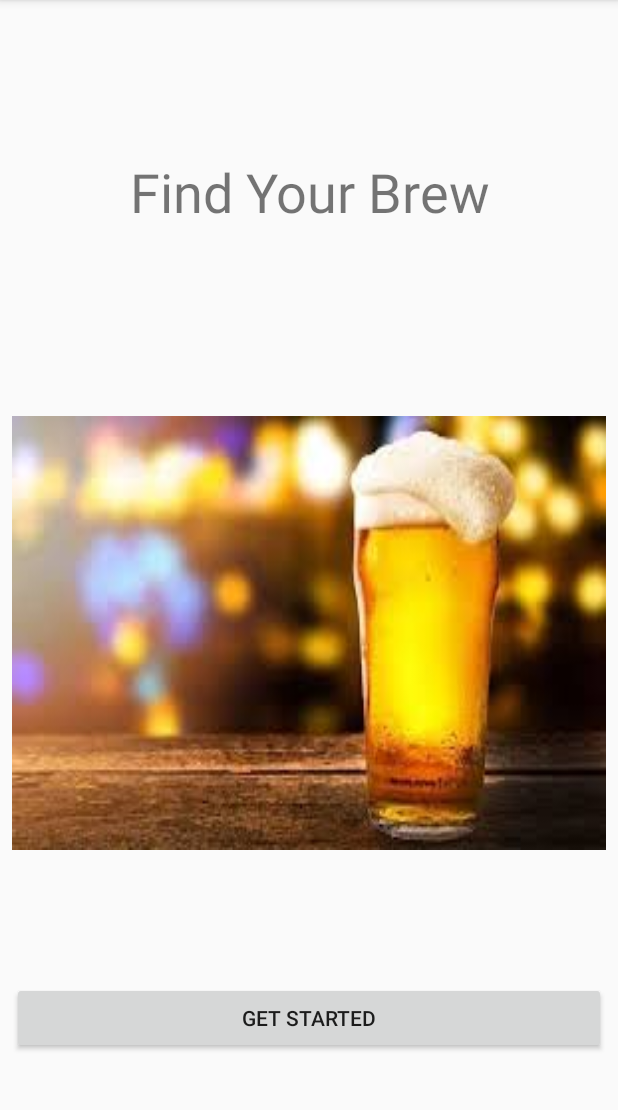
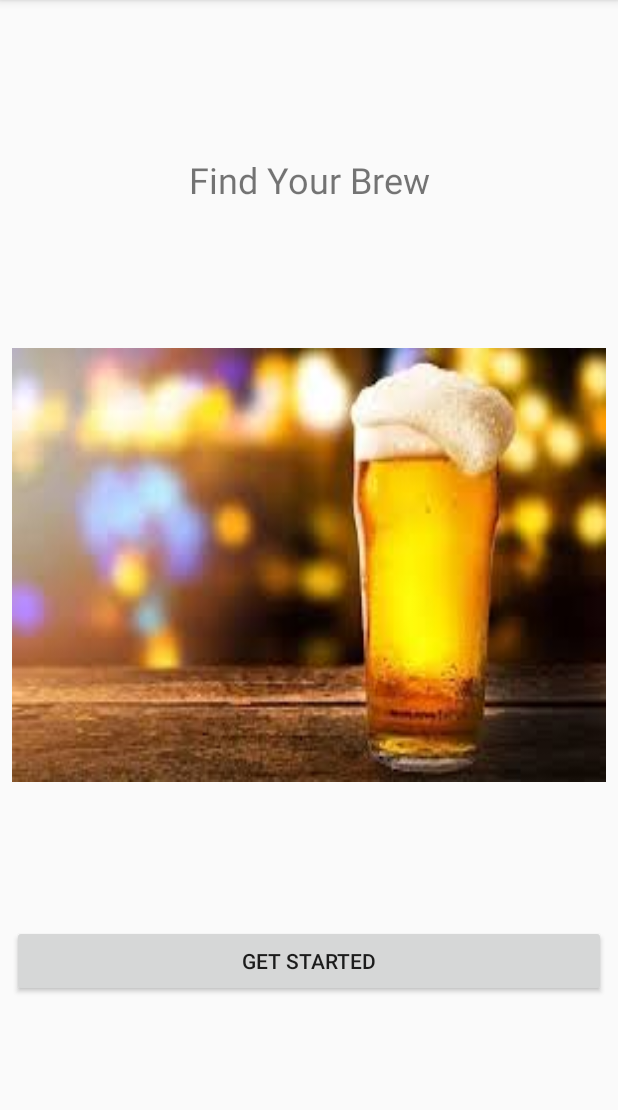
Before and after one commit to tammieoh/BeerFinder, an Android app: the screen it shows after launch (MainActivity), on a phone screen of 412 x 824 dp, the part 84-1194 px from its top. Run offline under Robolectric (Android 15) with nearby library versions, the phone set to English and light mode, and no system bars; our stand-ins replace Picasso; pictures from the network do not load.

Commit message:
change font sizes

```diff
--- a/app/src/main/res/layout/activity_fourth.xml
+++ b/app/src/main/res/layout/activity_fourth.xml
@@ -69,7 +69,7 @@
                     android:layout_width="300dp"
                     android:layout_height="300dp"
                     android:layout_marginLeft="5dp"
-                    android:layout_marginRight="16dp"
+                    android:layout_marginRight="5dp"
                     android:layout_weight="1"
                     android:scaleType="fitCenter"
                     tools:srcCompat="@tools:sample/avatars" />
@@ -78,8 +78,8 @@
                     android:id="@+id/singleBeer_layout2"
                     android:layout_width="match_parent"
                     android:layout_height="wrap_content"
-                    android:layout_marginLeft="8dp"
-                    android:layout_marginRight="8dp"
+                    android:layout_marginLeft="5dp"
+                    android:layout_marginRight="5dp"
                     android:layout_weight="1"
                     android:orientation="vertical">
 
--- a/app/src/main/res/layout/activity_main.xml
+++ b/app/src/main/res/layout/activity_main.xml
@@ -11,32 +11,30 @@
         android:layout_width="0dp"
         android:layout_height="wrap_content"
         android:layout_marginStart="8dp"
-        android:layout_marginTop="8dp"
+        android:layout_marginTop="16dp"
         android:layout_marginEnd="8dp"
-        android:layout_marginBottom="8dp"
         android:text="@string/home_title"
         android:textAlignment="center"
-        android:textSize="36sp"
+        android:textSize="24sp"
         app:layout_constraintBottom_toTopOf="@+id/home_imageView"
         app:layout_constraintEnd_toEndOf="parent"
         app:layout_constraintHorizontal_bias="0.0"
         app:layout_constraintStart_toStartOf="parent"
-        app:layout_constraintTop_toTopOf="parent"
-        app:layout_constraintVertical_bias="0.448" />
+        app:layout_constraintTop_toTopOf="parent" />
 
     <ImageView
         android:id="@+id/home_imageView"
         android:layout_width="0dp"
         android:layout_height="289dp"
         android:layout_marginStart="8dp"
+        android:layout_marginTop="8dp"
         android:layout_marginEnd="8dp"
-        android:layout_marginBottom="16dp"
+        android:layout_marginBottom="8dp"
         android:scaleType="fitXY"
         app:layout_constraintBottom_toTopOf="@+id/start_button"
         app:layout_constraintEnd_toEndOf="parent"
         app:layout_constraintStart_toStartOf="parent"
-        app:layout_constraintTop_toTopOf="parent"
-        app:layout_constraintVertical_bias="0.794"
+        app:layout_constraintTop_toBottomOf="@+id/home_title"
         tools:srcCompat="@tools:sample/avatars" />
 
     <Button
@@ -44,15 +42,13 @@
         android:layout_width="0dp"
         android:layout_height="wrap_content"
         android:layout_marginStart="8dp"
-        android:layout_marginTop="8dp"
         android:layout_marginEnd="8dp"
-        android:layout_marginBottom="8dp"
+        android:layout_marginBottom="16dp"
         android:text="@string/start_button"
         app:layout_constraintBottom_toBottomOf="parent"
         app:layout_constraintEnd_toEndOf="parent"
         app:layout_constraintHorizontal_bias="0.0"
         app:layout_constraintStart_toStartOf="parent"
-        app:layout_constraintTop_toTopOf="parent"
-        app:layout_constraintVertical_bias="0.919" />
+        app:layout_constraintTop_toBottomOf="@+id/home_imageView" />
 
 </androidx.constraintlayout.widget.ConstraintLayout>
```
Also changed, not shown: app/src/main/res/layout/activity_second.xml (+6 -4 lines).
